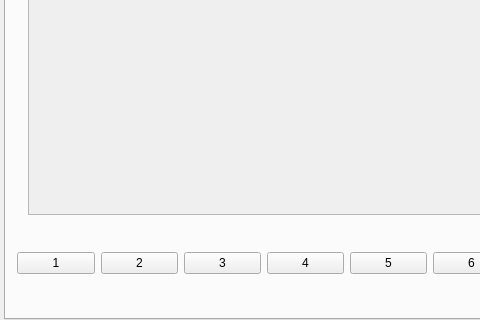
Qt form src/mainwindow.ui (AntiMicroX/antimicrox) before a commit; both pictures show x 0 to 480 and y 206 to 526 of the 700 by 526 pixel window.
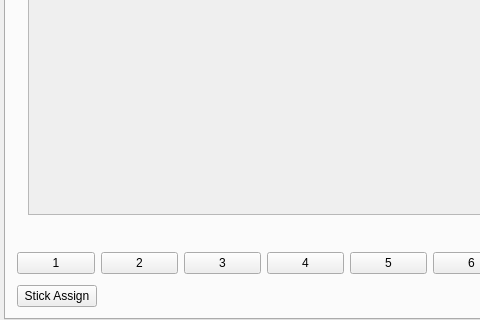
The same form after that commit. Icons and pictures are not drawn.

Commit message: JoyControlStick associated axes can now be configured using the program. There is still more work to do before merging this branch with master.

```diff
--- a/src/mainwindow.ui
+++ b/src/mainwindow.ui
@@ -459,6 +459,16 @@
             </item>
             <item>
              <layout class="QHBoxLayout" name="horizontalLayout_3">
+              <item>
+               <widget class="QPushButton" name="stickAssignPushButton">
+                <property name="text">
+                 <string>Stick Assign</string>
+                </property>
+                <property name="icon">
+                 <iconset theme="games-config-options"/>
+                </property>
+               </widget>
+              </item>
               <item>
                <spacer name="horizontalSpacer_2">
                 <property name="orientation">
```
The commit also changes 16 other files.
